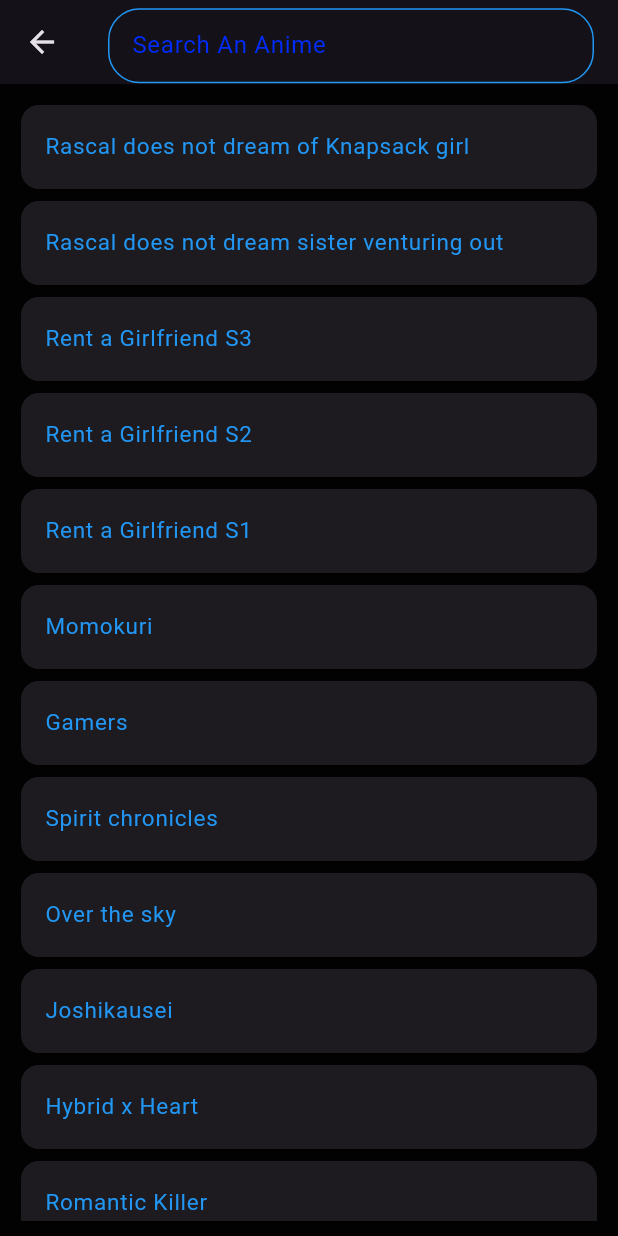
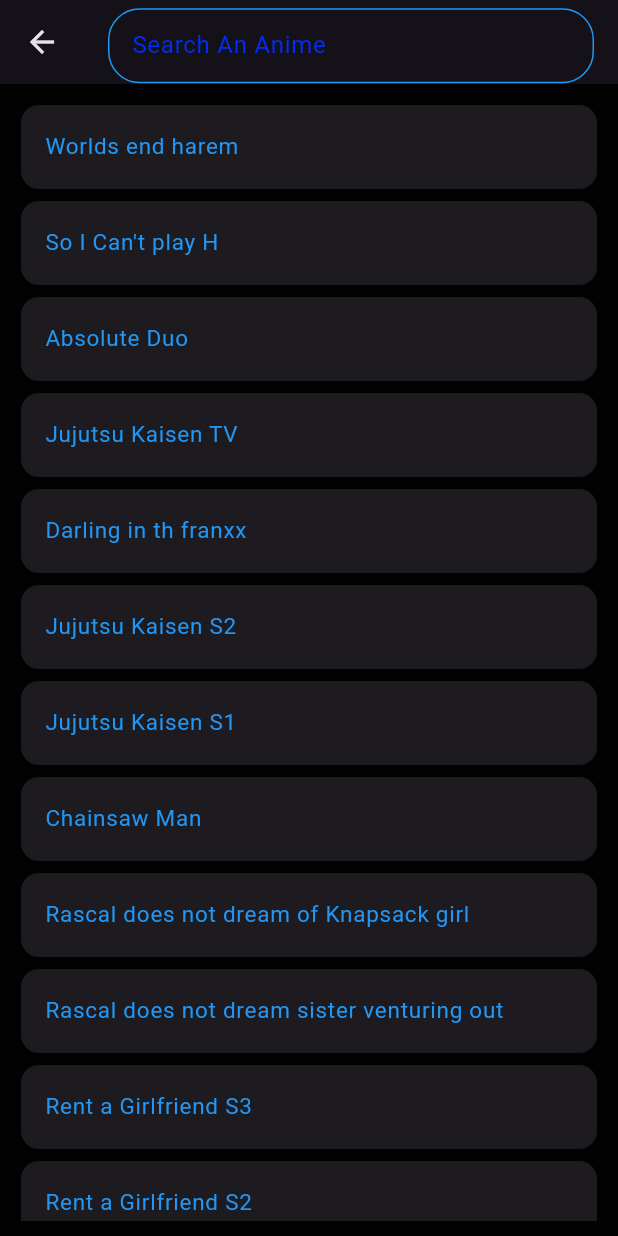
Before and after one commit to LaurantLecarde/current_watching_anime, a Flutter app: the MySearchBar screen opened directly, on a phone screen of 412 x 824 dp. Run offline on Flutter 3.47's test engine with Material 3 defaults, Android fonts, the light colour scheme and no system bars; our stand-ins replace google_fonts.

Commit message:
To be Continue..

```diff
--- a/lib/model/all_anime.dart
+++ b/lib/model/all_anime.dart
@@ -11,6 +11,14 @@
 }
 
 final allAnimeListRow = [
+  AllAnime(unLiked: true, name: "Worlds end harem", episodes: "12", image: "assets/picture/img_13.png"),
+  AllAnime(unLiked: true, name: "So I Can't play H", episodes: "12", image: "assets/picture/img_12.png"),
+  AllAnime(unLiked: true, name: "Absolute Duo", episodes: "12", image: "assets/picture/img_11.png"),
+  AllAnime(unLiked: true, name: "Jujutsu Kaisen TV", episodes: "2", image: "assets/picture/img_10.png"),
+  AllAnime(unLiked: false, name: "Darling in th franxx", episodes: "24", image: "assets/picture/img_9.png"),
+  AllAnime(unLiked: true, name: "Jujutsu Kaisen S2", episodes: "23", image: "assets/picture/img_8.png"),
+  AllAnime(unLiked: true, name: "Jujutsu Kaisen S1", episodes: "24", image: "assets/picture/img_7.png"),
+  AllAnime(unLiked: false, name: "Chainsaw Man", episodes: "12", image: "assets/picture/img_6.png"),
   AllAnime(unLiked: true, name: "Rascal does not dream of Knapsack girl", episodes: "Future", image: "assets/picture/img_5.png"),
   AllAnime(unLiked: true, name: "Rascal does not dream sister venturing out", episodes: 'Full', image: "assets/picture/img_4.png"),
   AllAnime(unLiked: true, name: "Rent a Girlfriend S3", episodes: "12", image:"assets/picture/img_3.png"),
@@ -129,5 +137,5 @@
   AllAnime(unLiked:true,name: 'Yamada-kun And The Seven Witches', episodes: '12', image: 'assetses/img/img_28.png'),
   AllAnime(unLiked:true,name: 'Loving Yamada-Kun at 999lvl', episodes: '13', image: 'assetses/img/img_29.png'),
   AllAnime(unLiked:true,name: 'Your Name', episodes: 'Full', image: 'assetses/img/img_30.png'),
-  AllAnime(unLiked:true,name: 'Zom 100 The Bucket List Of Dead', episodes: 'Ongoing', image: 'assetses/img/img_31.png'),
+  AllAnime(unLiked:true,name: 'Zom 100 The Bucket List Of Dead S1', episodes: '12', image: 'assetses/img/img_31.png'),
 ];
--- a/lib/model/watching_now.dart
+++ b/lib/model/watching_now.dart
@@ -8,5 +8,6 @@
 }
 
 final watchingNowList = [
-  WatchingNow(unLiked: true, name: "Rent a Girlfriend S2", episodes: "12", image:"assets/picture/img_2.png"),
+  WatchingNow(unLiked:true,name: 'My Little Monster', episodes: '13', image: 'assets/img/img_81.png'),
+  WatchingNow(unLiked: true, name: "Jujutsu Kaisen S1", episodes: "24", image: "assets/picture/img_7.png"),
 ];
--- a/lib/search_barrrrrrrrrrrrrrrrrrrrrrr.dart
+++ b/lib/search_barrrrrrrrrrrrrrrrrrrrrrr.dart
@@ -13,7 +13,7 @@
 
 class _MySearchBarState extends State<MySearchBar> {
   final List<String> _results = [];
-  String noAnime = 'no Anime';
+  String _noAnime = 'no Anime';
 
   void _handleSearch(String input) {
     _results.clear();
```
Also changed, not shown: lib/bottom_navigation_bar_sc/all.dart (+119 -9 lines), pubspec.yaml (+13 -1 lines), assets/icon/img.png (added), assets/icon/img_1.png (added), assets/icon/img_2.png (added), assets/picture/img_10.png (added), assets/picture/img_11.png (added), assets/picture/img_12.png (added), assets/picture/img_13.png (added), lib/drawer_scrn/manga_screen.dart (line endings or trailing spaces), pubspec.lock, 25 other files.
